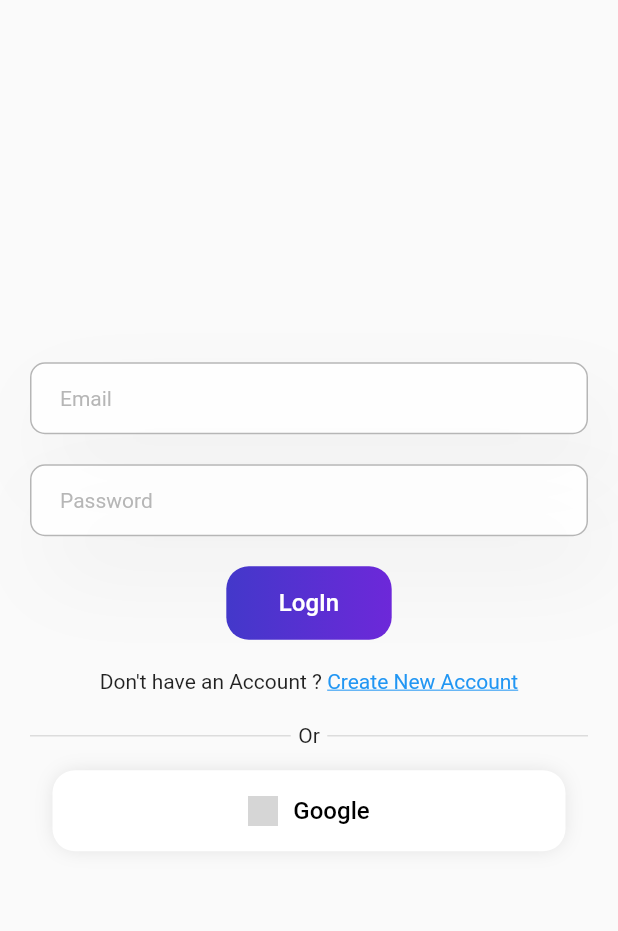
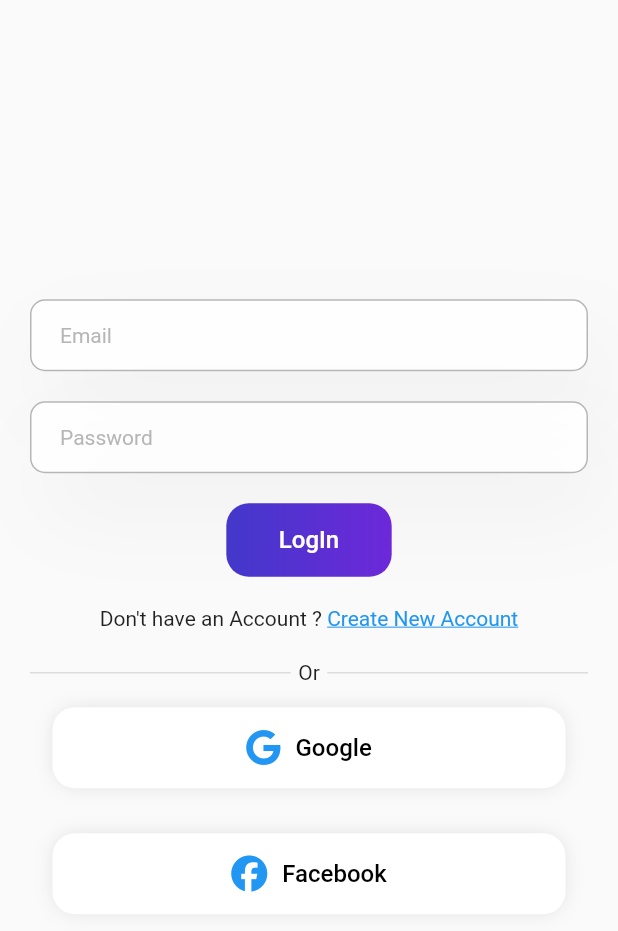
Before and after one commit to VingMinear/FirebaseAuth, a Flutter app: the UrlScreen screen opened directly, after a tap on "LogOut", after a tap on "Google", on a phone screen of 412 x 824 dp. Shown: the top 931 px of the screen. Run offline on Flutter 3.47's test engine with Material 2 defaults, Android fonts, the phone set to English and light mode, and no system bars; our stand-ins replace firebase_auth, firebase_core, flutter_login, font_awesome_flutter, get, get_it and 5 more; accounts and stored records are empty; network calls fail; grey boxes are pictures that could not be loaded.

```diff
--- a/lib/components/google_btn.dart
+++ b/lib/components/google_btn.dart
@@ -1,12 +1,16 @@
 import 'package:flutter/material.dart';
+import 'package:font_awesome_flutter/font_awesome_flutter.dart';
 
-class GoogleBtn extends StatelessWidget {
+class MediaBtn extends StatelessWidget {
   final Function() onPressed;
-  const GoogleBtn({
+  const MediaBtn({
     required this.onPressed,
     Key? key,
+    required this.icon,
+    required this.text,
   }) : super(key: key);
-
+  final IconData icon;
+  final String text;
   @override
   Widget build(BuildContext context) {
     return Container(
@@ -30,15 +34,11 @@ class GoogleBtn extends StatelessWidget {
           child: Row(
             mainAxisAlignment: MainAxisAlignment.center,
             children: [
-              Image.network(
-                "https://firebasestorage.googleapis.com/v0/b/flutterbricks-public.appspot.com/o/crypto%2Fsearch%20(2).png?alt=media&token=24a918f7-3564-4290-b7e4-08ff54b3c94c",
-                width: 20,
-              ),
+              FaIcon(icon),
               const SizedBox(
                 width: 10,
               ),
-              const Text("Google",
-                  style: TextStyle(color: Colors.black, fontSize: 16)),
+              Text(text, style: TextStyle(color: Colors.black, fontSize: 16)),
             ],
           ),
           onPressed: onPressed,
--- /dev/null
+++ b/lib/core/auth/authentication_google_account.dart
@@ -0,0 +1,47 @@
+import 'dart:math';
+
+import 'package:firebase_auth/firebase_auth.dart';
+import 'package:flutter/cupertino.dart';
+import 'package:get/get.dart';
+import 'package:google_sign_in/google_sign_in.dart';
+import 'package:my_app/core/auth/authentication.dart';
+
+import '../../firebase_options.dart';
+import '../controller/login_controller.dart';
+
+class GoogleSignInProvider {
+  final googleSignIn = GoogleSignIn();
+  GoogleSignInAccount? _user;
+  GoogleSignInAccount get user {
+    return _user!;
+  }
+
+  // signInWithGoogle() async {
+  //   // begin interactive sign in process
+  //   final GoogleSignInAccount? gUser = await GoogleSignIn().signIn();
+  // }
+
+  Future<void> googleLogin() async {
+    // maybe bc of platofrm fix tmr;`~
+    final googleUser = await GoogleSignIn(
+            clientId: DefaultFirebaseOptions.currentPlatform.iosClientId)
+        .signIn();
+    debugPrint('end 1 ');
+    if (googleUser == null) {
+      return;
+    } else {
+      _user = googleUser;
+    }
+    final googleAuth = await googleUser.authentication;
+    debugPrint('2 : ${googleAuth.accessToken}');
+    final credential = GoogleAuthProvider.credential(
+      accessToken: googleAuth.accessToken,
+      idToken: googleAuth.idToken,
+    );
+    debugPrint("token: ${googleAuth.accessToken}");
+    final loginCon = Get.put(LoginController());
+    final login =
+        await Authentication().signInWithCredential(credential: credential);
+    loginCon.loginSuccess(login);
+  }
+}
--- a/lib/core/screen/login.dart
+++ b/lib/core/screen/login.dart
@@ -4,17 +4,19 @@ import 'package:firebase_auth/firebase_auth.dart';
 import 'package:flutter/cupertino.dart';
 import 'package:flutter/material.dart';
 import 'package:flutter_login/flutter_login.dart';
+import 'package:font_awesome_flutter/font_awesome_flutter.dart';
 import 'package:get/get.dart';
 
 import 'package:my_app/components/button.dart';
 import 'package:my_app/components/google_btn.dart';
 import 'package:my_app/components/text_field_custom.dart';
+import 'package:my_app/core/auth/authentication_google_account.dart';
 import 'package:my_app/core/controller/login_controller.dart';
 import 'package:my_app/utils/helper/local_storage.dart';
 import 'package:validators/validators.dart';
 
 import '../../screens/url_screen.dart';
-import '../auth/auth.dart';
+import '../auth/authentication.dart';
 
 class Login extends StatelessWidget {
   Login({super.key});
@@ -29,28 +31,8 @@ class Login extends StatelessWidget {
       password: loginData.password,
     );
 
-    await loginSuccess(login);
+    await loginCon.loginSuccess(login);
     loginCon.loading(false);
-  }
-
-  Future<void> loginSuccess(bool login) async {
-    if (login) {
-      debugPrint("User : ${Authentication().currentUser}");
-      var user_id = await Authentication().currentUser?.uid;
-      LocalStorage().storeData(
-        key: "user_id",
-        value: user_id,
-      );
-      await Future.delayed(
-        const Duration(milliseconds: 800),
-        () {
-          loginCon.onClear();
-          Get.off(UrlScreen());
-        },
-      );
-    } else {
-      debugPrint("cannot login");
-    }
   }
 
   Future<void> signUp(LoginData loginData) async {
@@ -63,7 +45,7 @@ class Login extends StatelessWidget {
       title: "Congratulations",
       message: "Your account has been created successfully",
     );
-    await loginSuccess(login);
+    await loginCon.loginSuccess(login);
     loginCon.loading(false);
   }
 
@@ -185,9 +167,19 @@ class Login extends StatelessWidget {
                         ),
                         space,
                         or(),
-                        GoogleBtn(
+                        MediaBtn(
+                          onPressed: () async {
+                            // await GoogleSignInProvider().signInWithGoogle();
+                            await GoogleSignInProvider().googleLogin();
+                          },
+                          icon: FontAwesomeIcons.google,
+                          text: "Google",
+                        ),
+                        MediaBtn(
                           onPressed: () {},
-                        )
+                          icon: FontAwesomeIcons.facebook,
+                          text: "Facebook",
+                        ),
                       ],
                     ),
                   ),
--- a/lib/main.dart
+++ b/lib/main.dart
@@ -1,6 +1,7 @@
 import 'package:firebase_core/firebase_core.dart';
 import 'package:flutter/material.dart';
 import 'package:get/get.dart';
+import 'package:google_sign_in/google_sign_in.dart';
 import 'package:my_app/core/screen/widget_tree.dart';
 import 'package:my_app/firebase_options.dart';
 import 'package:my_app/utils/helper/local_storage.dart';
@@ -11,6 +12,7 @@ Future<void> main() async {
   await Firebase.initializeApp(
     options: DefaultFirebaseOptions.currentPlatform,
   );
+
   runApp(const MyApp());
 }
 
--- a/lib/screens/url_screen.dart
+++ b/lib/screens/url_screen.dart
@@ -1,13 +1,16 @@
+import 'package:firebase_auth/firebase_auth.dart';
 import 'package:flutter/material.dart';
 import 'package:get/get.dart';
 import 'package:my_app/components/button.dart';
 import 'package:my_app/components/button_nobg.dart';
 import 'package:my_app/components/text_field_custom.dart';
 import 'package:my_app/controller/url_screen_crontroller.dart';
-import 'package:my_app/core/auth/auth.dart';
+
 import 'package:my_app/core/screen/login.dart';
 import 'package:my_app/screens/web_view.dart';
 import 'package:my_app/utils/helper/local_storage.dart';
+
+import '../core/auth/authentication.dart';
 
 class UrlScreen extends StatelessWidget {
   const UrlScreen({super.key});
@@ -15,6 +18,7 @@ class UrlScreen extends StatelessWidget {
   @override
   Widget build(BuildContext context) {
     var con = Get.put(UrlController());
+    User userInfor = Authentication().currentUser!;
     return Scaffold(
       resizeToAvoidBottomInset: false,
       body: SafeArea(
@@ -70,6 +74,11 @@ class UrlScreen extends StatelessWidget {
                       "https://${con.textCon.value.text}.com";
                 },
               ),
+              const SizedBox(height: 30),
+              Text(
+                "Email: ${userInfor.email}",
+                style: Theme.of(context).textTheme.headlineSmall,
+              ),
             ],
           ),
         ),
--- a/pubspec.yaml
+++ b/pubspec.yaml
@@ -47,6 +47,7 @@ dependencies:
   injectable: ^2.1.0
   get_it:
   validators: ^3.0.0
+  google_sign_in: ^6.0.2
   shared_preferences: ^2.0.18
 dev_dependencies:
   flutter_test:
```
Also changed, not shown: lib/core/auth/authentication.dart (renamed from lib/core/auth/auth.dart, +18 -0 lines), lib/core/controller/login_controller.dart (+24 -0 lines), pubspec.lock, 11 other files.
